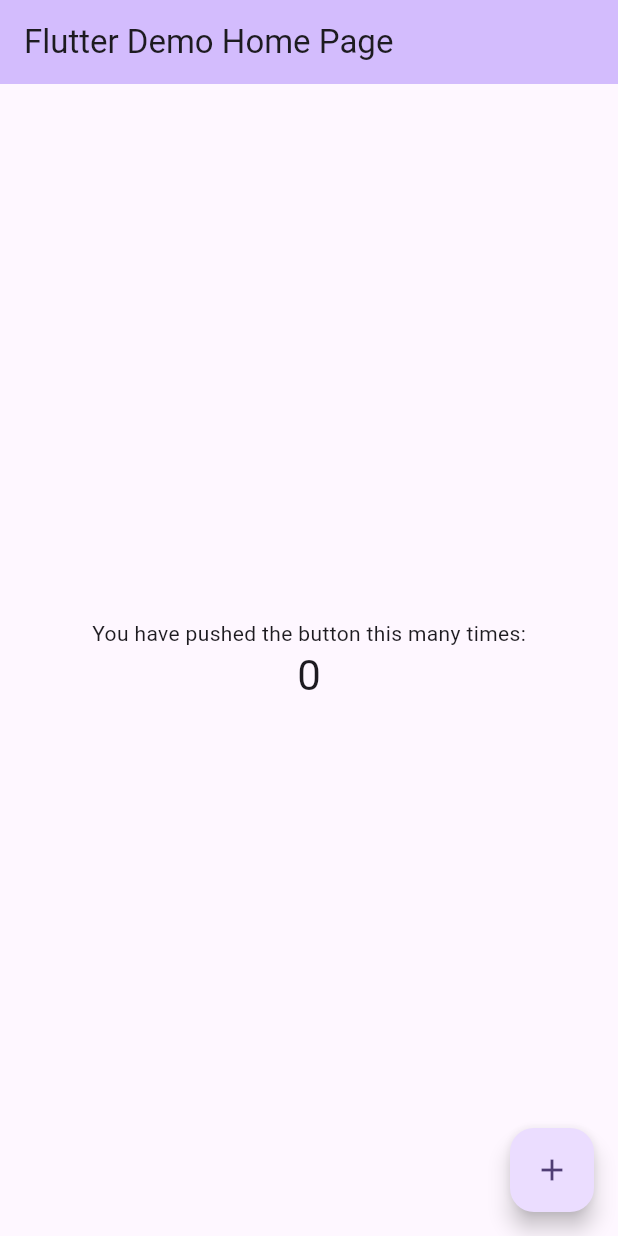
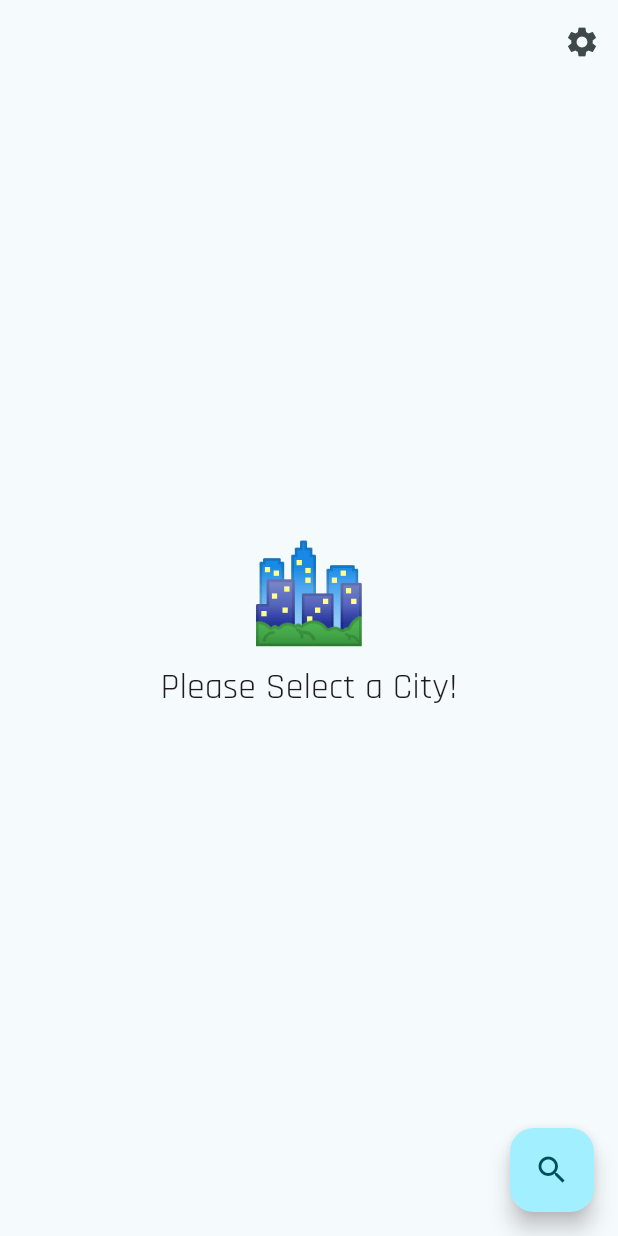
Before and after one commit to ngiabsadab/flutter_weather, a Flutter app: the screen it shows after launch, on a phone screen of 412 x 824 dp. Run offline on Flutter 3.47's test engine with Material 3 defaults, Android fonts, the phone set to English and light mode, and no system bars; our stand-ins replace bloc, equatable, flutter_bloc, google_fonts, hydrated_bloc.

Commit message:
Complete project

```diff
--- /dev/null
+++ b/lib/app.dart
@@ -0,0 +1,63 @@
+import 'package:flutter/material.dart';
+import 'package:flutter_bloc/flutter_bloc.dart';
+import 'package:flutter_weather/weather/weather.dart';
+import 'package:google_fonts/google_fonts.dart';
+import 'package:weather_repository/weather_repository.dart'
+    show WeatherCondition, WeatherRepository;
+
+import 'weather/cubit/weather_cubit.dart';
+import 'weather/view/weather_page.dart';
+
+class WeatherApp extends StatelessWidget {
+  const WeatherApp({required WeatherRepository weatherRepository, super.key})
+      : _weatherRepository = weatherRepository;
+
+  final WeatherRepository _weatherRepository;
+
+  @override
+  Widget build(BuildContext context) {
+    return BlocProvider(
+      create: (_) => WeatherCubit(_weatherRepository),
+      child: const WeatherAppView(),
+    );
+  }
+}
+
+class WeatherAppView extends StatelessWidget {
+  const WeatherAppView({super.key});
+
+  @override
+  Widget build(BuildContext context) {
+    final seedColor = context.select(
+      (WeatherCubit cubit) => cubit.state.weather.toColor,
+    );
+    return MaterialApp(
+      theme: ThemeData(
+        appBarTheme: const AppBarTheme(
+          backgroundColor: Colors.transparent,
+          elevation: 0,
+        ),
+        colorScheme: ColorScheme.fromSeed(seedColor: seedColor),
+        textTheme: GoogleFonts.rajdhaniTextTheme(),
+      ),
+      home: const WeatherPage(),
+    );
+  }
+}
+
+extension on Weather {
+  Color get toColor {
+    switch (condition) {
+      case WeatherCondition.clear:
+        return Colors.yellow;
+      case WeatherCondition.snowy:
+        return Colors.lightBlueAccent;
+      case WeatherCondition.cloudy:
+        return Colors.blueGrey;
+      case WeatherCondition.rainy:
+        return Colors.indigoAccent;
+      case WeatherCondition.unknown:
+        return Colors.cyan;
+    }
+  }
+}
--- a/lib/main.dart
+++ b/lib/main.dart
@@ -1,125 +1,16 @@
+import 'package:flutter/foundation.dart';
 import 'package:flutter/material.dart';
+import 'package:flutter_weather/app.dart';
+import 'package:flutter_weather/weather_bloc_observer.dart';
+import 'package:hydrated_bloc/hydrated_bloc.dart';
+import 'package:path_provider/path_provider.dart';
+import 'package:weather_repository/weather_repository.dart';
 
-void main() {
-  runApp(const MyApp());
+void main() async {
+  WidgetsFlutterBinding.ensureInitialized();
+  Bloc.observer = const WeatherBlocObserver();
+  HydratedBloc.storage = await HydratedStorage.build(
+    storageDirectory: kIsWeb ? HydratedStorage.webStorageDirectory : await getTemporaryDirectory(),
+  );
+  runApp(WeatherApp(weatherRepository: WeatherRepository()));
 }
-
-class MyApp extends StatelessWidget {
-  const MyApp({super.key});
-
-  // This widget is the root of your application.
-  @override
-  Widget build(BuildContext context) {
-    return MaterialApp(
-      title: 'Flutter Demo',
-      theme: ThemeData(
-        // This is the theme of your application.
-        //
-        // TRY THIS: Try running your application with "flutter run". You'll see
-        // the application has a purple toolbar. Then, without quitting the app,
-        // try changing the seedColor in the colorScheme below to Colors.green
-        // and then invoke "hot reload" (save your changes or press the "hot
-        // reload" button in a Flutter-supported IDE, or press "r" if you used
-        // the command line to start the app).
-        //
-        // Notice that the counter didn't reset back to zero; the application
-        // state is not lost during the reload. To reset the state, use hot
-        // restart instead.
-        //
-        // This works for code too, not just values: Most code changes can be
-        // tested with just a hot reload.
-        colorScheme: ColorScheme.fromSeed(seedColor: Colors.deepPurple),
-        useMaterial3: true,
-      ),
-      home: const MyHomePage(title: 'Flutter Demo Home Page'),
-    );
-  }
-}
-
-class MyHomePage extends StatefulWidget {
-  const MyHomePage({super.key, required this.title});
-
-  // This widget is the home page of your application. It is stateful, meaning
-  // that it has a State object (defined below) that contains fields that affect
-  // how it looks.
-
-  // This class is the configuration for the state. It holds the values (in this
-  // case the title) provided by the parent (in this case the App widget) and
-  // used by the build method of the State. Fields in a Widget subclass are
-  // always marked "final".
-
-  final String title;
-
-  @override
-  State<MyHomePage> createState() => _MyHomePageState();
-}
-
-class _MyHomePageState extends State<MyHomePage> {
-  int _counter = 0;
-
-  void _incrementCounter() {
-    setState(() {
-      // This call to setState tells the Flutter framework that something has
-      // changed in this State, which causes it to rerun the build method below
-      // so that the display can reflect the updated values. If we changed
-      // _counter without calling setState(), then the build method would not be
-      // called again, and so nothing would appear to happen.
-      _counter++;
-    });
-  }
-
-  @override
-  Widget build(BuildContext context) {
-    // This method is rerun every time setState is called, for instance as done
-    // by the _incrementCounter method above.
-    //
-    // The Flutter framework has been optimized to make rerunning build methods
-    // fast, so that you can just rebuild anything that needs updating rather
-    // than having to individually change instances of widgets.
-    return Scaffold(
-      appBar: AppBar(
-        // TRY THIS: Try changing the color here to a specific color (to
-        // Colors.amber, perhaps?) and trigger a hot reload to see the AppBar
-        // change color while the other colors stay the same.
-        backgroundColor: Theme.of(context).colorScheme.inversePrimary,
-        // Here we take the value from the MyHomePage object that was created by
-        // the App.build method, and use it to set our appbar title.
-        title: Text(widget.title),
-      ),
-      body: Center(
-        // Center is a layout widget. It takes a single child and positions it
-        // in the middle of the parent.
-        child: Column(
-          // Column is also a layout widget. It takes a list of children and
-          // arranges them vertically. By default, it sizes itself to fit its
-          // children horizontally, and tries to be as tall as its parent.
-          //
-          // Column has various properties to control how it sizes itself and
-          // how it positions its children. Here we use mainAxisAlignment to
-          // center the children vertically; the main axis here is the vertical
-          // axis because Columns are vertical (the cross axis would be
-          // horizontal).
-          //
-          // TRY THIS: Invoke "debug painting" (choose the "Toggle Debug Paint"
-          // action in the IDE, or press "p" in the console), to see the
-          // wireframe for each widget.
-          mainAxisAlignment: MainAxisAlignment.center,
-          children: <Widget>[
-            const Text(
-              'You have pushed the button this many times:',
-            ),
-            Text(
-              '$_counter',
-              style: Theme.of(context).textTheme.headlineMedium,
-            ),
-          ],
-        ),
-      ),
-      floatingActionButton: FloatingActionButton(
-        onPressed: _incrementCounter,
-        tooltip: 'Increment',
-        child: const Icon(Icons.add),
-      ), // This trailing comma makes auto-formatting nicer for build methods.
-    );
-  }
-}
--- /dev/null
+++ b/lib/weather/view/weather_page.dart
@@ -0,0 +1,51 @@
+import 'package:flutter/material.dart';
+import 'package:flutter_bloc/flutter_bloc.dart';
+import 'package:flutter_weather/settings/view/settings_page.dart';
+import 'package:flutter_weather/weather/cubit/weather_cubit.dart';
+import 'package:flutter_weather/weather/widgets/widgets.dart';
+
+class WeatherPage extends StatelessWidget {
+  const WeatherPage({super.key});
+
+  @override
+  Widget build(BuildContext context) {
+    return Scaffold(
+      extendBodyBehindAppBar: true,
+      appBar: AppBar(
+        actions: [
+          IconButton(
+            icon: const Icon(Icons.settings),
+            onPressed: () => Navigator.of(context).push<void>(
+              SettingsPage.route(),
+            ),
+          )
+        ],
+      ),
+      body: Center(
+        child: BlocBuilder<WeatherCubit, WeatherState>(
+          builder: (context, state) {
+            return switch (state.status) {
+              WeatherStatus.initial => const WeatherEmpty(),
+              WeatherStatus.loading => const WeatherLoading(),
+              WeatherStatus.failure => const WeatherError(),
+              WeatherStatus.success => WeatherPupulated(
+                  weather: state.weather,
+                  units: state.temperatureUnits,
+                  onRefresh: () {
+                    return context.read<WeatherCubit>().refreshWeather();
+                  }),
+            };
+          },
+        ),
+      ),
+      floatingActionButton: FloatingActionButton(
+        child: const Icon(Icons.search, semanticLabel: 'Search'),
+        onPressed: () async {
+          final city = await Navigator.of(context).push(SearchPage.route());
+          if (!context.mounted) return;
+          await context.read<WeatherCubit>().fetchWeather(city);
+        },
+      ),
+    );
+  }
+}
--- /dev/null
+++ b/lib/weather/widgets/weather_empty.dart
@@ -0,0 +1,20 @@
+import 'package:flutter/material.dart';
+
+class WeatherEmpty extends StatelessWidget {
+  const WeatherEmpty({super.key});
+
+  @override
+  Widget build(BuildContext context) {
+    final theme = Theme.of(context);
+    return Column(
+      mainAxisSize: MainAxisSize.min,
+      children: [
+        const Text('🏙️', style: TextStyle(fontSize: 64)),
+        Text(
+          'Please Select a City!',
+          style: theme.textTheme.headlineSmall,
+        ),
+      ],
+    );
+  }
+}
--- /dev/null
+++ b/lib/weather/widgets/widgets.dart
@@ -0,0 +1,4 @@
+export 'weather_empty.dart';
+export 'weather_error.dart';
+export 'weather_loading.dart';
+export 'weather_populated.dart';
```
Also changed, not shown: lib/search/view/search_page.dart (added, +56 -0 lines), lib/settings/view/settings_page.dart (added, +39 -0 lines), lib/weather/widgets/weather_error.dart (added, +20 -0 lines), lib/weather/widgets/weather_loading.dart (added, +24 -0 lines), lib/weather/widgets/weather_populated.dart (added, +137 -0 lines), lib/weather_bloc_observer.dart (added, +34 -0 lines), 1 other file.
